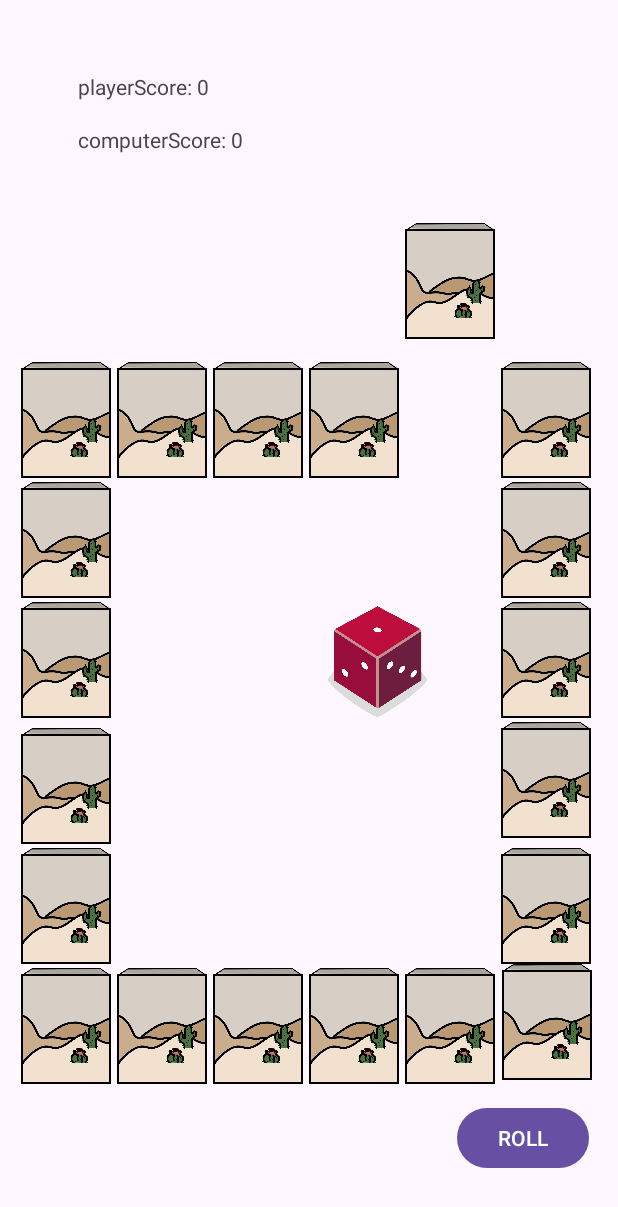
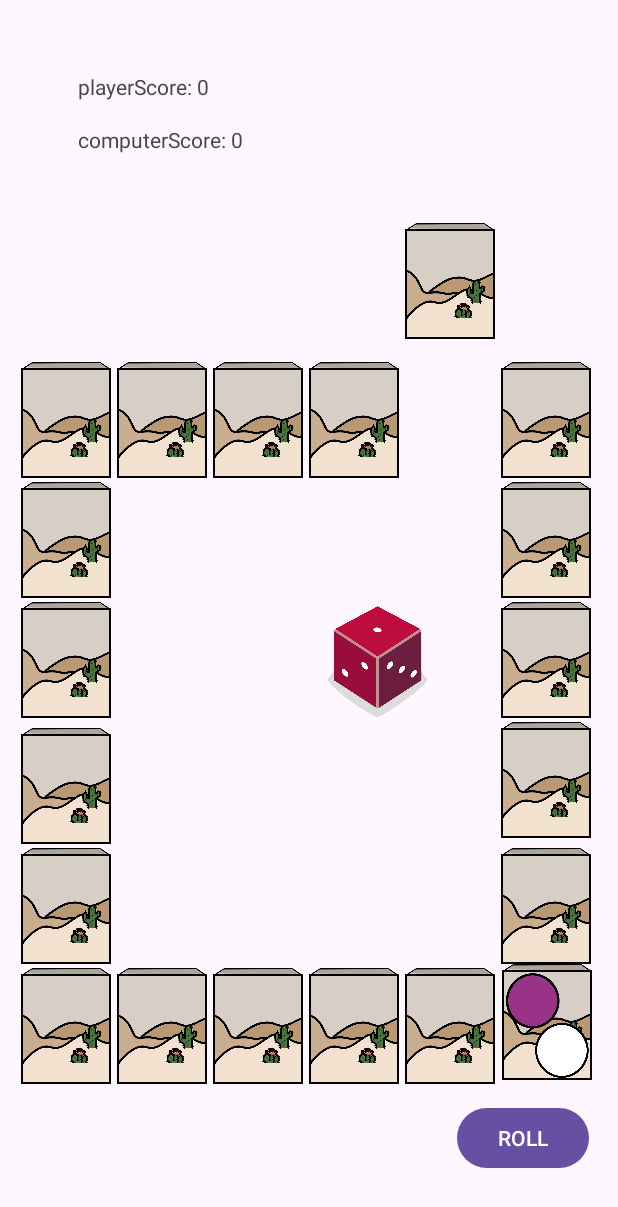
Before and after one commit to SieunLim2024/AndroidGame, an Android app: the screen it shows after launch (MainActivity), on a phone screen of 412 x 824 dp. Shown: the top 1207 px of the screen. Run offline under Robolectric (Android 15) with nearby library versions, the phone set to English and light mode, and no system bars.

Commit message:
[fix] 오류 수정

```diff
--- a/app/src/main/AndroidManifest.xml
+++ b/app/src/main/AndroidManifest.xml
@@ -22,7 +22,7 @@
             </intent-filter>
         </activity>
         <activity
-            android:name=".StoryActivity" android:label="StoryActivity">
+            android:name=".StoryActivity">
         </activity>
     </application>
 
--- a/app/src/main/res/layout/activity_main.xml
+++ b/app/src/main/res/layout/activity_main.xml
@@ -13,7 +13,9 @@
         android:layout_height="wrap_content"
         android:layout_marginEnd="19dp"
         android:layout_marginBottom="41dp"
+        android:onClick="roll"
         android:text="ROLL"
+        android:visibility="visible"
         app:layout_constraintBottom_toBottomOf="parent"
         app:layout_constraintEnd_toEndOf="parent" />
 
@@ -23,6 +25,7 @@
         android:layout_height="wrap_content"
         android:layout_marginStart="16dp"
         android:layout_marginBottom="40dp"
+        android:onClick="story"
         android:text="STORY"
         android:visibility="gone"
         app:layout_constraintBottom_toBottomOf="parent"
@@ -38,7 +41,7 @@
         app:layout_constraintStart_toStartOf="@+id/roll"
         app:layout_constraintTop_toTopOf="parent"
         app:layout_constraintVertical_bias="0.98"
-        app:srcCompat="@drawable/map0_00" />
+        app:srcCompat="@drawable/map0_11" />
 
     <ImageView
         android:id="@+id/map1"
@@ -257,13 +260,12 @@
         android:id="@+id/end"
         android:layout_width="wrap_content"
         android:layout_height="wrap_content"
-        android:layout_marginBottom="16dp"
+        android:layout_marginBottom="15dp"
         android:text=""
-        android:visibility="gone"
-        app:layout_constraintBottom_toTopOf="@+id/palyerScoreV"
-        app:layout_constraintEnd_toEndOf="parent"
-        app:layout_constraintHorizontal_bias="0.498"
-        app:layout_constraintStart_toStartOf="parent" />
+        android:visibility="invisible"
+        app:layout_constraintBottom_toTopOf="@+id/map12"
+        app:layout_constraintEnd_toEndOf="@+id/map12"
+        app:layout_constraintStart_toEndOf="@+id/map12" />
 
     <ImageView
         android:id="@+id/dice"
```
Also changed, not shown: app/src/main/java/com/example/androidgame/MainActivity.java (+50 -29 lines), app/src/main/res/layout/storylayout.xml (+4 -3 lines).
